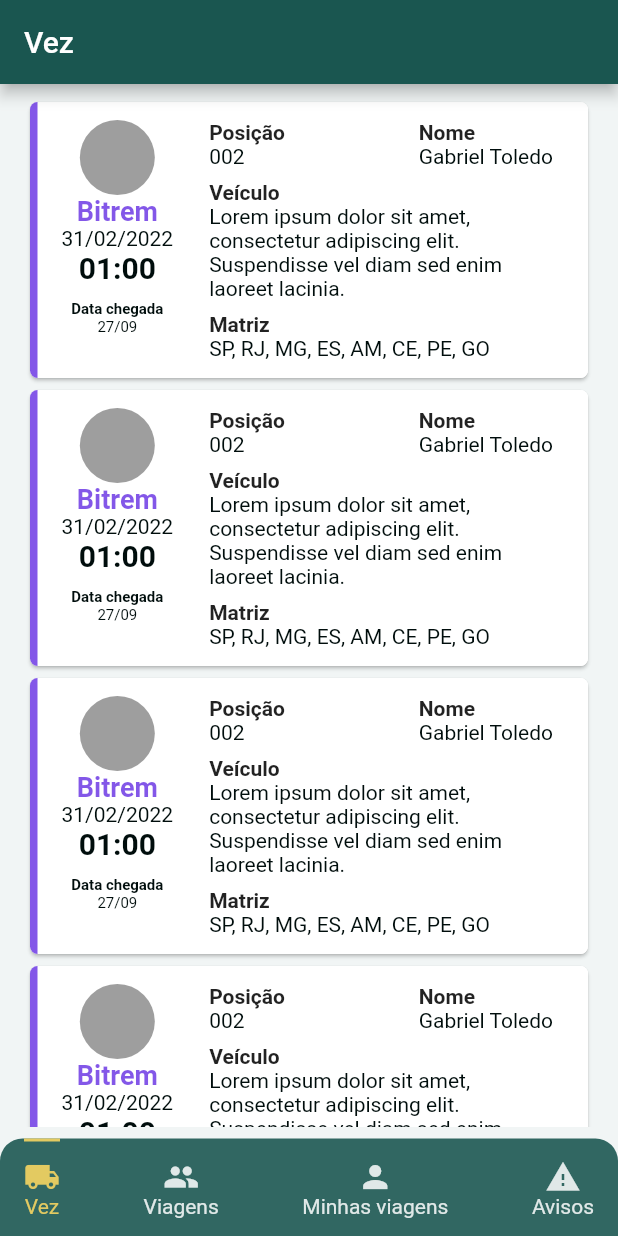
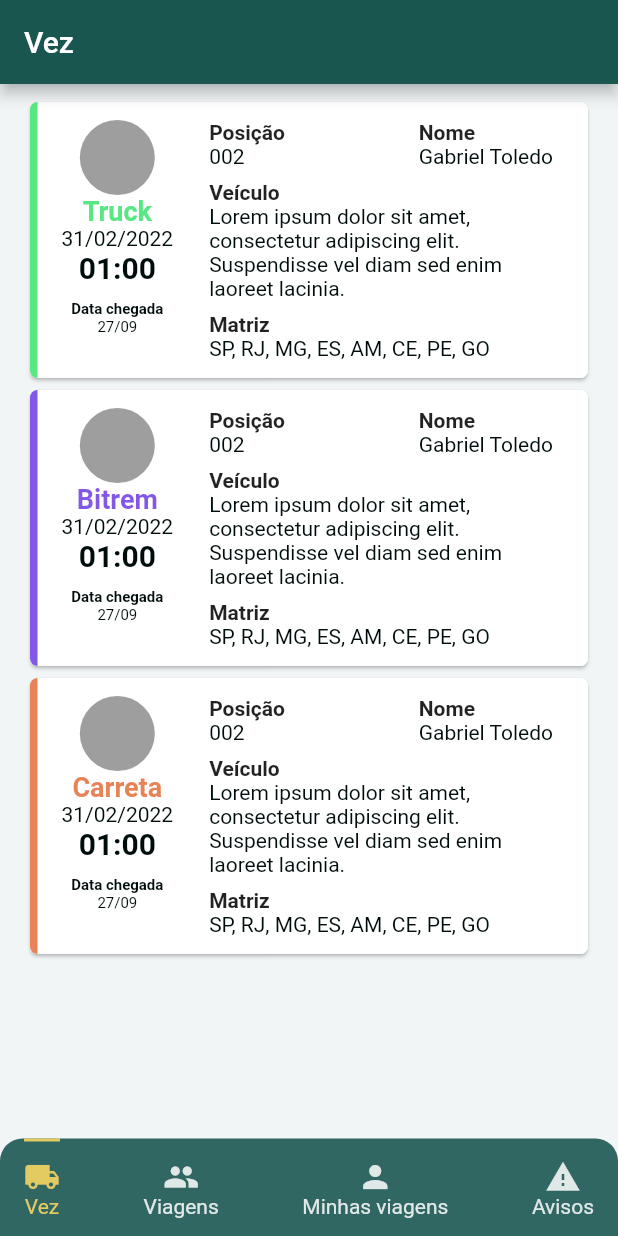
Before and after one commit to Wxze/desafio_coopertransc, a Flutter app: the HomeView screen opened by its route, on a phone screen of 412 x 824 dp. Run offline on Flutter 3.47's test engine with Material 2 defaults, Android fonts, the phone set to English and light mode, and no system bars.

Commit message:
Add mocked turn data to turn listView

```diff
--- /dev/null
+++ b/lib/models/turn.dart
@@ -0,0 +1,21 @@
+class Turn {
+  final String truckType;
+  final String date;
+  final String time;
+  final String arrivalTime;
+  final String position;
+  final String name;
+  final String vehicle;
+  final String headquarter;
+
+  Turn(
+    this.truckType,
+    this.date,
+    this.time,
+    this.arrivalTime,
+    this.position,
+    this.name,
+    this.vehicle,
+    this.headquarter,
+  );
+}
--- a/lib/view/turn_view.dart
+++ b/lib/view/turn_view.dart
@@ -1,5 +1,6 @@
 import 'package:flutter/material.dart';
 import 'package:desafio_coopertransc/widgets/turn_list_card.dart';
+import 'package:desafio_coopertransc/models/turn.dart';
 
 class TurnView extends StatefulWidget {
   const TurnView({Key? key}) : super(key: key);
@@ -8,18 +9,48 @@ class TurnView extends StatefulWidget {
   State<TurnView> createState() => _TurnViewState();
 }
 
+List<Turn> turnData = <Turn>[
+  Turn(
+      'Truck',
+      '31/02/2022',
+      '01:00',
+      '27/09',
+      '002',
+      'Gabriel Toledo',
+      'Lorem ipsum dolor sit amet, consectetur adipiscing elit. Suspendisse vel diam sed enim laoreet lacinia.',
+      'SP, RJ, MG, ES, AM, CE, PE, GO'),
+  Turn(
+      'Bitrem',
+      '31/02/2022',
+      '01:00',
+      '27/09',
+      '002',
+      'Gabriel Toledo',
+      'Lorem ipsum dolor sit amet, consectetur adipiscing elit. Suspendisse vel diam sed enim laoreet lacinia.',
+      'SP, RJ, MG, ES, AM, CE, PE, GO'),
+  Turn(
+      'Carreta',
+      '31/02/2022',
+      '01:00',
+      '27/09',
+      '002',
+      'Gabriel Toledo',
+      'Lorem ipsum dolor sit amet, consectetur adipiscing elit. Suspendisse vel diam sed enim laoreet lacinia.',
+      'SP, RJ, MG, ES, AM, CE, PE, GO')
+];
+
 class _TurnViewState extends State<TurnView> {
   @override
   Widget build(BuildContext context) {
     return ListView.builder(
-      itemCount: 15,
+      itemCount: turnData.length,
       itemBuilder: (context, index) {
-        return turnListTile();
+        return turnListTile(index);
       },
     );
   }
 
-  Widget turnListTile() {
-    return const TurnListCard();
+  Widget turnListTile(int index) {
+    return TurnListCard(turnData[index]);
   }
 }
--- a/lib/widgets/turn_list_card.dart
+++ b/lib/widgets/turn_list_card.dart
@@ -1,3 +1,4 @@
+import 'package:desafio_coopertransc/models/turn.dart';
 import 'package:flutter/material.dart';
 
 class _DateTimeSection extends StatelessWidget {
@@ -152,7 +153,8 @@ class _ContentSection extends StatelessWidget {
 }
 
 class TurnListCard extends StatelessWidget {
-  const TurnListCard({Key? key}) : super(key: key);
+  final Turn turnData;
+  const TurnListCard(this.turnData, {Key? key}) : super(key: key);
 
   @override
   Widget build(BuildContext context) {
@@ -169,28 +171,27 @@ class TurnListCard extends StatelessWidget {
             decoration: BoxDecoration(
               border: Border(
                   left: BorderSide(
-                      color: getCardColor("Bitrem".toLowerCase()), width: 5)),
+                      color: getCardColor(turnData.truckType.toLowerCase()), width: 5)),
               color: Colors.white,
             ),
             child: Row(
                 crossAxisAlignment: CrossAxisAlignment.start,
-                children: const [
+                children: [
                   Flexible(
-                      child: _DateTimeSection(
-                    truck: "Bitrem",
-                    date: '31/02/2022',
-                    time: '01:00',
-                    arrivalTime: '27/09',
+                    child: _DateTimeSection(
+                    truck: turnData.truckType,
+                    date: turnData.date,
+                    time: turnData.time,
+                    arrivalTime: turnData.arrivalTime,
                   )),
-                  SizedBox(width: 8),
+                  const SizedBox(width: 8),
                   Flexible(
                       flex: 3,
                       child: _ContentSection(
-                        position: '002',
-                        name: 'Gabriel Toledo',
-                        vehicle:
-                            'Lorem ipsum dolor sit amet, consectetur adipiscing elit. Suspendisse vel diam sed enim laoreet lacinia. ',
-                        headquarter: 'SP, RJ, MG, ES, AM, CE, PE, GO',
+                        position: turnData.position,
+                        name: turnData.name,
+                        vehicle: turnData.vehicle,
+                        headquarter: turnData.headquarter
                       ))
                 ])),
       ),
```
